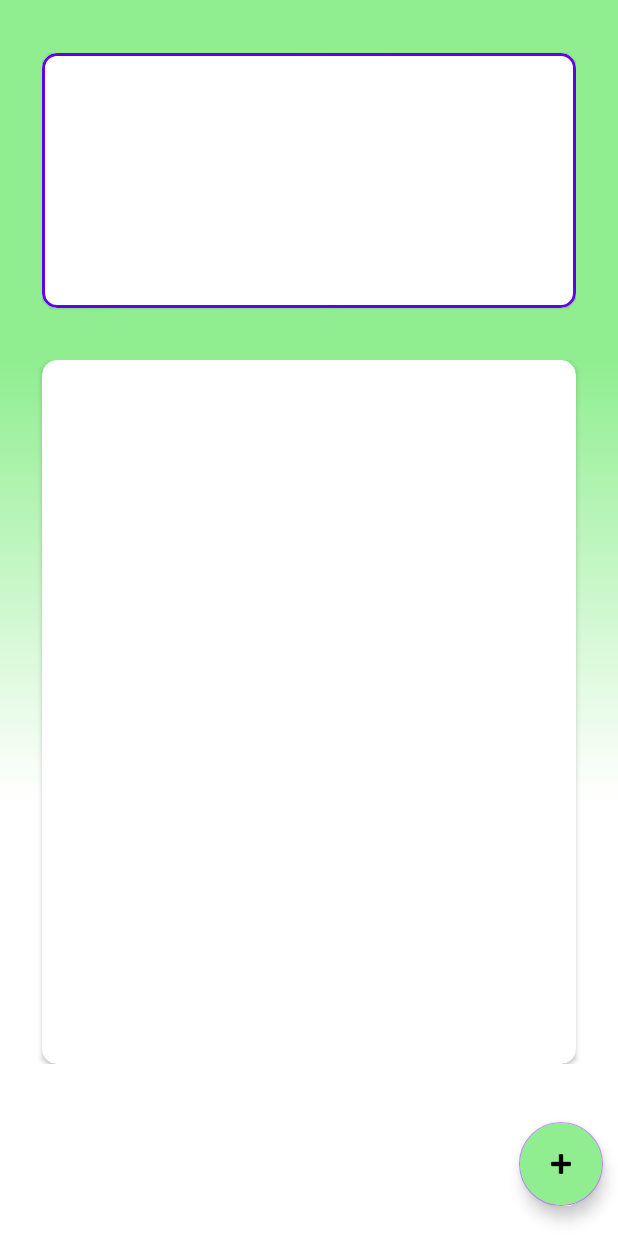
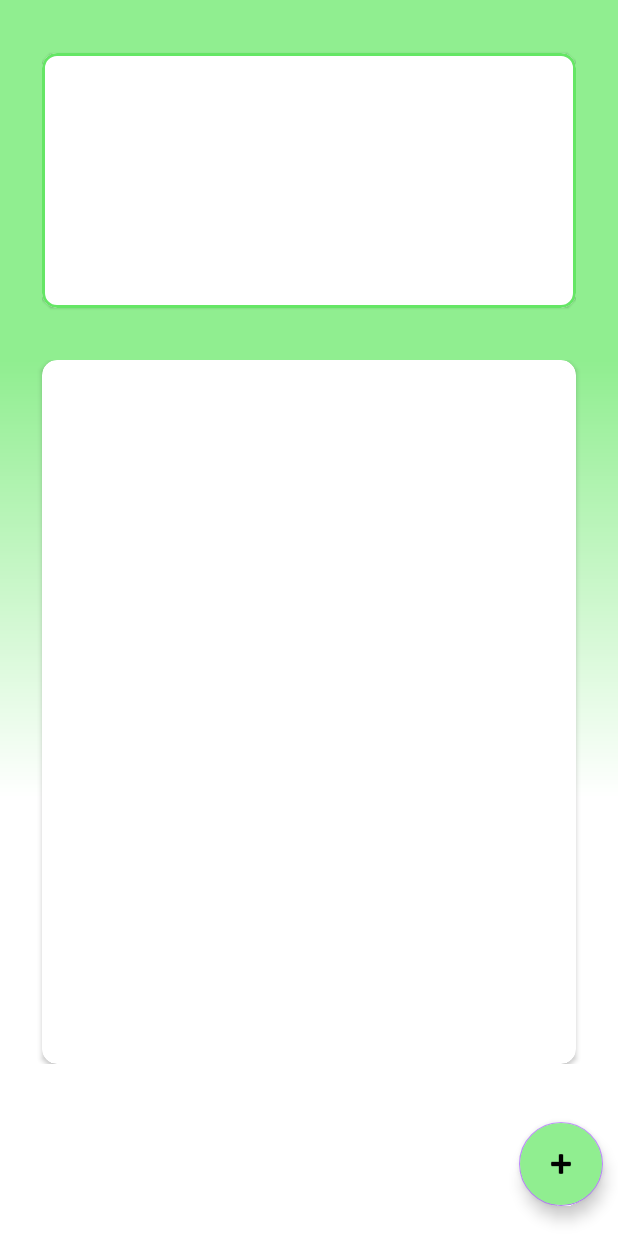
Before and after one commit to kamidevelop/MyMatters, an Android app: the layout fragment_family.xml on its own in the app's theme, with its tools: preview values and no code run, on a phone screen of 412 x 824 dp. Run offline under Robolectric (Android 15) with nearby library versions, the phone set to English and light mode, and no system bars.

Commit message:
Border color
Experiment for border color

```diff
--- a/app/src/main/res/layout/fragment_family.xml
+++ b/app/src/main/res/layout/fragment_family.xml
@@ -27,13 +27,12 @@
                     android:id="@+id/cardView"
                     android:layout_width="356dp"
                     android:layout_height="170dp"
-                    android:alpha="1"
                     app:cardCornerRadius="10dp"
                     app:layout_constraintBottom_toBottomOf="parent"
                     app:layout_constraintEnd_toEndOf="parent"
                     app:layout_constraintStart_toStartOf="parent"
                     app:layout_constraintTop_toTopOf="parent"
-                    app:strokeColor="@color/purple_500"
+                    app:strokeColor="@color/green"
                     app:strokeWidth="2dp" />
 
             </androidx.constraintlayout.widget.ConstraintLayout>
--- a/app/src/main/res/values/colors.xml
+++ b/app/src/main/res/values/colors.xml
@@ -9,4 +9,5 @@
     <color name="white">#FFFFFFFF</color>
     <color name="shadow_white">#EDEDED</color>
     <color name="light_green">#90EE90</color>
+    <color name="green">#65E665</color>
 </resources>
```
